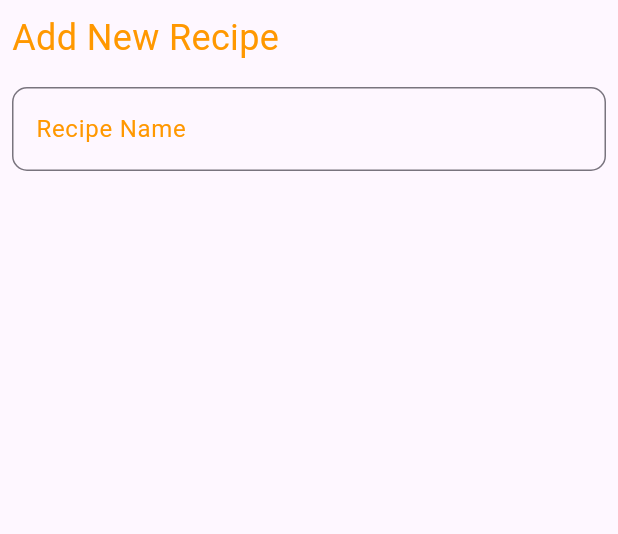
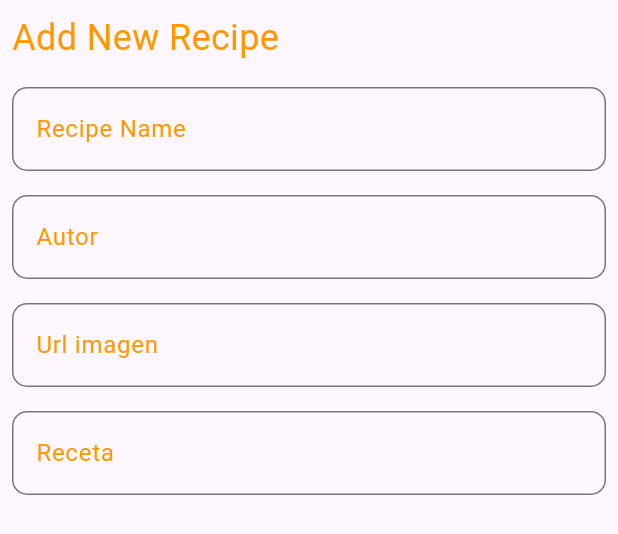
Before and after one commit to DM-UOC/flutter_sigpe, a Flutter app: the RecipeForm widget shown alone on an empty page, opened directly, on a phone screen of 412 x 824 dp. Shown: the top 534 px of the screen. Run offline on Flutter 3.47's test engine with Material 3 defaults, Android fonts, the light colour scheme and no system bars; network calls fail; Roboto replaces fonts that are missing (Quicksand).

Commit message:
formulario declarción key

```diff
--- a/lib/vistas/comun/home.dart
+++ b/lib/vistas/comun/home.dart
@@ -99,9 +99,12 @@ class RecipeForm extends StatelessWidget {
 
   @override
   Widget build(BuildContext context) {
+    // * variable global...
+    final _formKey = GlobalKey<FormState>();
     return Padding(
         padding: EdgeInsets.all(8),
         child: Form(
+          key: _formKey,
           child: Column(
             crossAxisAlignment: CrossAxisAlignment
                 .start, // * alineación verifical - iniciando desde el principio
@@ -116,7 +119,19 @@ class RecipeForm extends StatelessWidget {
               SizedBox(
                 height: 16,
               ),
-              _buildTextField(label: 'Recipe Name')
+              _buildTextField(label: 'Recipe Name'),
+              SizedBox(
+                height: 16,
+              ),
+              _buildTextField(label: 'Autor'),
+              SizedBox(
+                height: 16,
+              ),
+              _buildTextField(label: 'Url imagen'),
+              SizedBox(
+                height: 16,
+              ),
+              _buildTextField(label: 'Receta')
             ],
           ),
         ));
```
